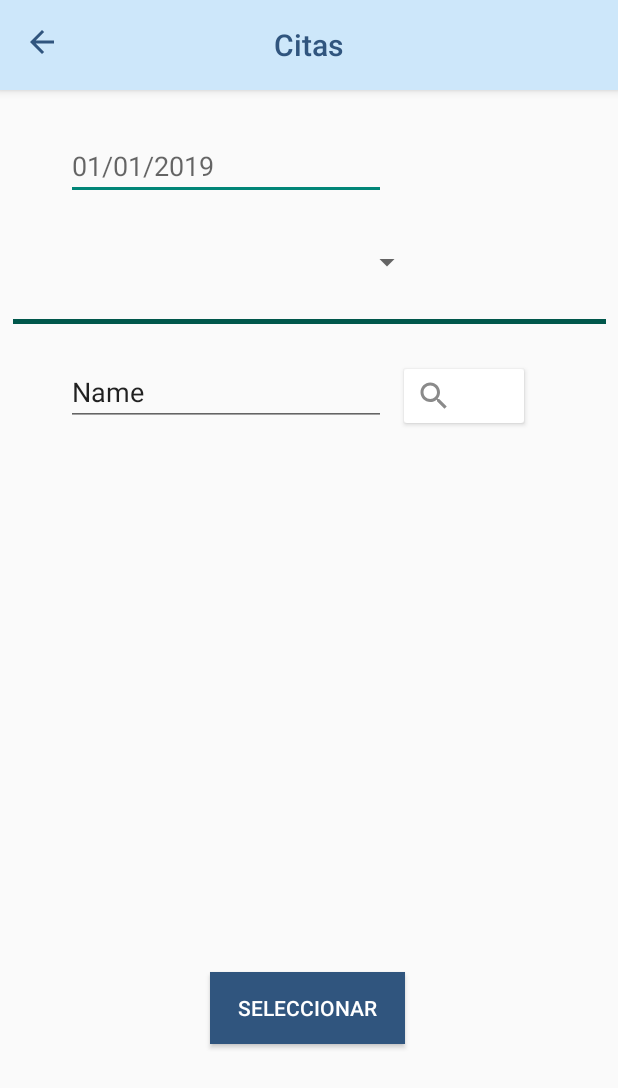
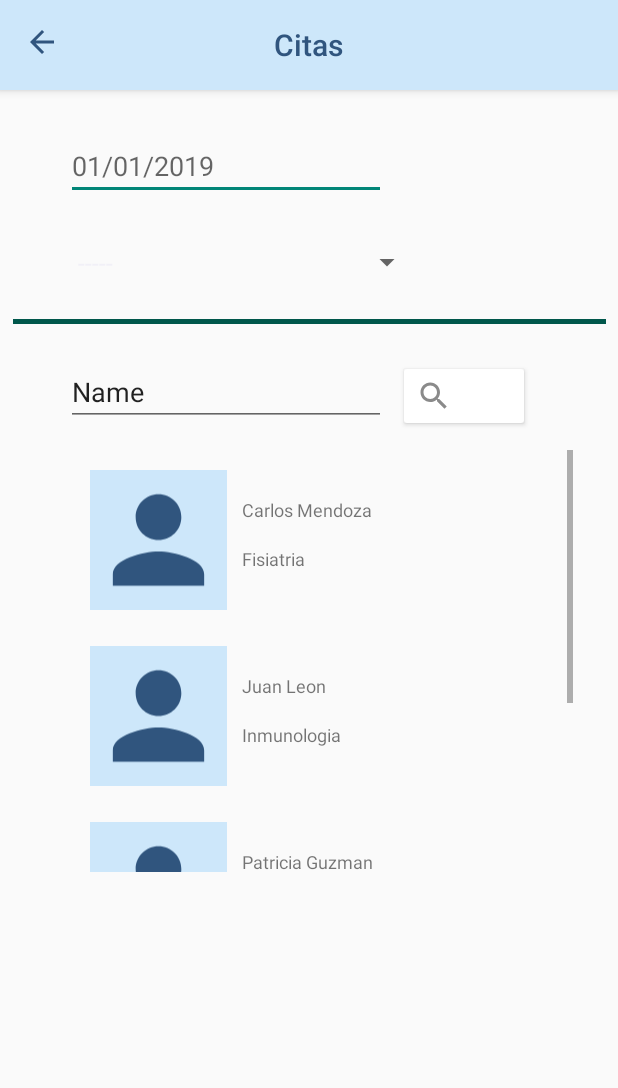
Before and after one commit to Nano4697/AppointMed, an Android app: the citasHospital screen opened directly, with no data from a screen before it, after a tap on "SELECCIONAR", on a phone screen of 412 x 824 dp. Shown: the top 1088 px of the screen. Run offline under Robolectric (Android 15) with nearby library versions, the phone set to English and light mode, and no system bars; our stand-ins replace Firebase (no records; nobody signed in at launch, a user with empty details on screens opened directly).

Commit message:
app icon changed

```diff
--- a/app/src/main/java/com/example/appointmed/DoctorAdapter.java
+++ b/app/src/main/java/com/example/appointmed/Controlador/DoctorAdapter.java
@@ -1,14 +1,14 @@
-package com.example.appointmed;
+package com.example.appointmed.Controlador;
 
 import android.content.Context;
 import android.view.LayoutInflater;
 import android.view.View;
 import android.view.ViewGroup;
 import android.widget.ArrayAdapter;
-import android.widget.ImageView;
 import android.widget.TextView;
 
-import com.bumptech.glide.Glide;
+import com.example.appointmed.Modelo.Doctor;
+import com.example.appointmed.R;
 
 import java.util.ArrayList;
 
@@ -17,8 +17,6 @@ import java.util.ArrayList;
 public class DoctorAdapter extends ArrayAdapter {
 
     ArrayList<Object> list;
-    private static final int HEADER = 0;
-    private static final int ITEM = 1;
     private LayoutInflater inflater;
 
     Context ctx;
@@ -30,31 +28,21 @@ public class DoctorAdapter extends ArrayAdapter {
         ctx = context;
     }
 
-//    @Override
-//    public int getItemViewType(int position) {
-//        if (list.get(position) instanceof Group_letter)
-//            return HEADER;
-//        else
-//            return ITEM;
-//    }
-
     @Override
     public View getView(int i, View view, ViewGroup viewGroup) {
 
         if (view == null)
             view = inflater.inflate(R.layout.layout_doctor_list, null);
 
-        TextView doc = (TextView) view.findViewById(R.id.doctorCita);
-        TextView dept = (TextView) view.findViewById(R.id.deptCita);
-        ImageView img = (ImageView) view.findViewById(R.id.thumbnail_image);
+        TextView doc = view.findViewById(R.id.doctorCita);
+        TextView dept = view.findViewById(R.id.deptCita);
+
+        Doctor doctor = (Doctor) getItem(i);
 
         if (doc!=null)
-            doc.setText(getItem(i).toString());
+            doc.setText(doctor.getNomnbre());
         if (dept!=null)
-            dept.setText(getItem(i).toString());
-        if (img!=null)
-            Glide.with(getContext()).load(getItem(i).toString()).into(img);
-
+            dept.setText(doctor.getEspecialidad());
 
         return view;
     }
--- a/app/src/main/java/com/example/appointmed/MainMenu.java
+++ b/app/src/main/java/com/example/appointmed/MainMenu.java
@@ -9,10 +9,6 @@ import android.support.v7.widget.Toolbar;
 import android.view.Menu;
 import android.view.View;
 import android.widget.Button;
-import android.widget.ShareActionProvider;
-import android.widget.Toast;
-
-import java.util.prefs.Preferences;
 
 public class MainMenu extends AppCompatActivity {
     String strCedula;
@@ -33,6 +29,7 @@ public class MainMenu extends AppCompatActivity {
         @Override
         public void onClick(View v) {
             Intent intent = new Intent(getBaseContext(), citasHospital.class);
+            intent.putExtra(extramassage,strCedula);
             startActivity(intent);
 
         }
--- a/app/src/main/java/com/example/appointmed/citasDoctor.java
+++ b/app/src/main/java/com/example/appointmed/citasDoctor.java
@@ -5,10 +5,25 @@ import android.os.Bundle;
 import android.support.v7.app.AppCompatActivity;
 import android.support.v7.widget.Toolbar;
 import android.view.View;
+import android.widget.AdapterView;
+import android.widget.ArrayAdapter;
 import android.widget.Button;
+import android.widget.EditText;
+import android.widget.ListView;
+import android.widget.Spinner;
 import android.widget.TextView;
+import android.widget.Toast;
+
+import com.example.appointmed.Controlador.DoctorAdapter;
+import com.example.appointmed.Modelo.Cita;
+import com.example.appointmed.Modelo.Doctor;
+
+import java.util.ArrayList;
 
 public class citasDoctor extends AppCompatActivity {
+
+    String strCedula;
+    String strHospital;
 
     View.OnClickListener SelectHandler = new View.OnClickListener() {
         @Override
@@ -23,10 +38,9 @@ public class citasDoctor extends AppCompatActivity {
     protected void onCreate(Bundle savedInstanceState) {
         super.onCreate(savedInstanceState);
         setContentView(R.layout.activity_citas_doctor);
-
-        Button btnSelect = findViewById(R.id.btnSelectDoctor);
-
-        btnSelect.setOnClickListener(SelectHandler);
+        Intent intent = getIntent();
+        strCedula = intent.getStringExtra(citasHospital.msgCedula);
+        strHospital = intent.getStringExtra(citasHospital.msgHospital);
 
         // Find the toolbar view inside the activity layout
         Toolbar toolbar = (Toolbar) findViewById(R.id.toolbarAlt);
@@ -36,6 +50,71 @@ public class citasDoctor extends AppCompatActivity {
         // Make sure the toolbar exists in the activity and is not null
         setSupportActionBar(toolbar);
         getSupportActionBar().setDisplayShowTitleEnabled(false);
+
+        ArrayList doctores = new ArrayList();
+        doctores.add(new Doctor("Carlos Mendoza", "Fisiatria"));
+        doctores.add(new Doctor("Juan Leon", "Inmunologia"));
+        doctores.add(new Doctor("Patricia Guzman", "Neurologia"));
+        doctores.add(new Doctor("Melany Alvarado", "Medicina General"));
+        DoctorAdapter adapter = new DoctorAdapter(this, doctores);
+
+        Spinner spnHora = findViewById(R.id.spnHora);
+        ArrayList horas = new ArrayList();
+        horas.add("-----");
+        for (int i = 0; i < 25; i++) {
+            String time;
+            if (i<10)
+                time = "0" + i + ":00";
+            else
+                time = i + ":00";
+
+            horas.add(time);
+        }
+
+        ArrayAdapter<String> timeAdapter = new ArrayAdapter(getBaseContext(),android.R.layout.simple_spinner_item, horas);
+//        adapter.setDropDownViewResource(android.R.layout.simple_spinner_item);
+        spnHora.setAdapter(timeAdapter);
+
+
+        final ListView listView = findViewById(R.id.doctorCitaList);
+        listView.setAdapter(adapter);
+        listView.setClickable(true);
+
+        listView.setOnItemClickListener(new AdapterView.OnItemClickListener() {
+            @Override
+            public void onItemClick(AdapterView<?> parent, View view, int position, long id) {
+                Object o = listView.getItemAtPosition(position);
+                Doctor doctor = (Doctor)o;
+
+                String doc = doctor.getNomnbre();
+                Spinner spnHora = findViewById(R.id.spnHora);
+                if (!spnHora.getSelectedItem().toString().equals("-----"))
+                {
+                    String hora = (String) spnHora.getSelectedItem();
+                    EditText txtFecha = findViewById(R.id.edtFecha);
+                    String fecha = txtFecha.getText().toString();
+                    Cita cita = new Cita(hora, fecha, doc, Integer.parseInt(strCedula));
+
+                    Button Listo = findViewById(R.id.btnSelectDoctor);
+                    Listo.setVisibility(View.VISIBLE);
+
+                    Listo.setOnClickListener(new View.OnClickListener() {
+                        @Override
+                        public void onClick(View v) {
+
+                            Intent intent = new Intent(getBaseContext(), MainMenu.class);
+                            intent.putExtra(Login.extramassage,strCedula);
+
+                            Toast.makeText(getBaseContext(), "Cita creada con exito", Toast.LENGTH_LONG).show();
+
+                            startActivity(intent);
+                        }
+                    });
+
+                }
+            }
+        });
+
     }
 
 }
--- a/app/src/main/java/com/example/appointmed/citasHospital.java
+++ b/app/src/main/java/com/example/appointmed/citasHospital.java
@@ -6,14 +6,11 @@ import android.support.annotation.NonNull;
 import android.support.v7.app.AppCompatActivity;
 import android.support.v7.widget.Toolbar;
 import android.view.View;
-import android.widget.Adapter;
 import android.widget.ArrayAdapter;
 import android.widget.Button;
 import android.widget.Spinner;
 import android.widget.TextView;
-import android.widget.Toast;
 
-import com.example.appointmed.Modelo.Hospital;
 import com.google.firebase.database.DataSnapshot;
 import com.google.firebase.database.DatabaseError;
 import com.google.firebase.database.DatabaseReference;
@@ -26,11 +23,19 @@ import java.util.ArrayList;
 public class citasHospital extends AppCompatActivity {
     Spinner spHopitales;
     String strCedula;
+    public static final String msgCedula = "com.example.appointmed.CEDULA";
+    public static final String msgHospital = "com.example.appointmed.HOSPITAL";
+
     DatabaseReference ref = FirebaseDatabase.getInstance().getReference("Hopitales");
     View.OnClickListener SelectHandler = new View.OnClickListener() {
         @Override
         public void onClick(View v) {
             Intent intent = new Intent(getBaseContext(), citasDoctor.class);
+
+            String hospital = (String) spHopitales.getSelectedItem();
+
+            intent.putExtra(msgCedula,strCedula);
+            intent.putExtra(msgHospital,hospital);
             startActivity(intent);
         }
     };
@@ -45,9 +50,9 @@ public class citasHospital extends AppCompatActivity {
         Button btnSelect = findViewById(R.id.btnSelectHospital);
 
         btnSelect.setOnClickListener(SelectHandler);
-        spHopitales= (Spinner) findViewById(R.id.spnHospital);
+        spHopitales= findViewById(R.id.spnHospital);
         // Find the toolbar view inside the activity layout
-        Toolbar toolbar = (Toolbar) findViewById(R.id.toolbarAlt);
+        Toolbar toolbar = findViewById(R.id.toolbarAlt);
         TextView title = findViewById(R.id.toolbar_title);
         title.setText(R.string.citas);
         // Sets the Toolbar to act as the ActionBar for this Activity window.
--- a/app/src/main/res/layout/activity_citas_doctor.xml
+++ b/app/src/main/res/layout/activity_citas_doctor.xml
@@ -15,7 +15,7 @@
         android:layout_height="60dp"/>
 
     <EditText
-        android:id="@+id/editText7"
+        android:id="@+id/edtFecha"
         android:layout_width="wrap_content"
         android:layout_height="wrap_content"
         android:layout_marginStart="44dp"
@@ -27,13 +27,13 @@
         app:layout_constraintTop_toBottomOf="@+id/toolbarAlt" />
 
     <Spinner
-        android:id="@+id/spinner2"
+        android:id="@+id/spnHora"
         android:layout_width="238dp"
         android:layout_height="35dp"
         android:layout_marginTop="24dp"
         android:visibility="visible"
-        app:layout_constraintStart_toStartOf="@+id/editText7"
-        app:layout_constraintTop_toBottomOf="@+id/editText7" />
+        app:layout_constraintStart_toStartOf="@+id/edtFecha"
+        app:layout_constraintTop_toBottomOf="@+id/edtFecha" />
 
     <View
         android:id="@+id/divider"
@@ -47,7 +47,7 @@
         android:visibility="visible"
         app:layout_constraintEnd_toEndOf="parent"
         app:layout_constraintStart_toStartOf="parent"
-        app:layout_constraintTop_toBottomOf="@+id/spinner2" />
+        app:layout_constraintTop_toBottomOf="@+id/spnHora" />
 
     <EditText
         android:id="@+id/editText8"
@@ -57,7 +57,7 @@
         android:ems="10"
         android:inputType="textPersonName"
         android:text="Name"
-        app:layout_constraintStart_toStartOf="@+id/spinner2"
+        app:layout_constraintStart_toStartOf="@+id/spnHora"
         app:layout_constraintTop_toBottomOf="@+id/divider" />
 
     <Button
@@ -81,7 +81,8 @@
         android:dividerHeight="0dp"
         app:layout_constraintEnd_toEndOf="parent"
         app:layout_constraintStart_toStartOf="parent"
-        app:layout_constraintTop_toBottomOf="@+id/editText8"></ListView>
+        app:layout_constraintTop_toBottomOf="@+id/editText8">
+    </ListView>
 
     <Button
         android:id="@+id/btnSelectDoctor"
@@ -91,8 +92,10 @@
         android:layout_marginTop="8dp"
         android:layout_marginBottom="16dp"
         android:background="@color/colorPrimary"
+        android:clickable="true"
         android:text="@string/select"
         android:textColor="@color/colorText"
+        android:visibility="invisible"
         app:layout_constraintBottom_toBottomOf="parent"
         app:layout_constraintStart_toStartOf="parent"
         app:layout_constraintTop_toBottomOf="@+id/doctorCitaList"
--- a/app/src/main/res/layout/activity_citas_hospital.xml
+++ b/app/src/main/res/layout/activity_citas_hospital.xml
@@ -67,7 +67,7 @@
                 android:layout_weight="8"/>
 
             <Spinner
-                android:id="@+id/spinner"
+                android:id="@+id/spnHospital"
                 android:layout_width="match_parent"
                 android:layout_height="wrap_content"
                 android:layout_weight="1"
--- a/app/src/main/res/layout/activity_expediente.xml
+++ b/app/src/main/res/layout/activity_expediente.xml
@@ -139,7 +139,7 @@
         app:layout_constraintTop_toBottomOf="@+id/textBloodExp" />
 
     <TextView
-        android:id="@+id/textView12"
+        android:id="@+id/textAlergiasExp"
         android:layout_width="wrap_content"
         android:layout_height="wrap_content"
         android:layout_marginTop="20dp"
@@ -158,7 +158,7 @@
         android:textSize="18sp"
         android:textStyle="bold"
         app:layout_constraintStart_toStartOf="@+id/textView11"
-        app:layout_constraintTop_toBottomOf="@+id/textView12" />
+        app:layout_constraintTop_toBottomOf="@+id/textAlergiasExp" />
 
     <TextView
         android:id="@+id/textNameContactExp"
@@ -167,7 +167,7 @@
         android:layout_marginTop="20dp"
         android:text="TextView"
         android:textSize="18sp"
-        app:layout_constraintStart_toStartOf="@+id/textView12"
+        app:layout_constraintStart_toStartOf="@+id/textAlergiasExp"
         app:layout_constraintTop_toBottomOf="@+id/textView13" />
 
     <TextView
--- a/app/src/main/res/layout/activity_historial_med.xml
+++ b/app/src/main/res/layout/activity_historial_med.xml
@@ -14,6 +14,7 @@
         android:layout_height="60dp"/>
 
     <TableLayout
+        android:id="@+id/tabla"
         android:layout_width="395dp"
         android:layout_height="0dp"
         android:layout_marginStart="16dp"
--- a/app/src/main/res/layout/activity_login.xml
+++ b/app/src/main/res/layout/activity_login.xml
@@ -36,6 +36,7 @@
         android:layout_marginTop="8dp"
         android:layout_marginBottom="120dp"
         android:background="#2D527C"
+        android:onClick="verificar"
         android:text="@string/login"
         android:textColor="#FFFFFF"
         android:textStyle="bold"
--- a/app/src/main/res/values/strings.xml
+++ b/app/src/main/res/values/strings.xml
@@ -20,4 +20,6 @@
     <string name="select">Seleccionar</string>
     <string name="login">Iniciar sesión</string>
     <string name="signup">Registrarse</string>
+
+
 </resources>
--- a/build.gradle
+++ b/build.gradle
@@ -4,15 +4,19 @@ buildscript {
     repositories {
         google()
         jcenter()
+        mavenCentral()
+        maven { url 'https://maven.google.com' }
 
     }
     dependencies {
         classpath 'com.android.tools.build:gradle:3.3.2'
         classpath 'com.google.gms:google-services:4.0.1'
+
         // NOTE: Do not place your application dependencies here; they belong
         // in the individual module build.gradle files
     }
 }
+
 
 allprojects {
     repositories {
```
Also changed, not shown: app/src/main/res/layout/activity_signup.xml (+11 -11 lines), app/src/main/res/layout/layout_doctor_list.xml (+3 -13 lines), app/src/main/ic_launcher-web.png (added).
